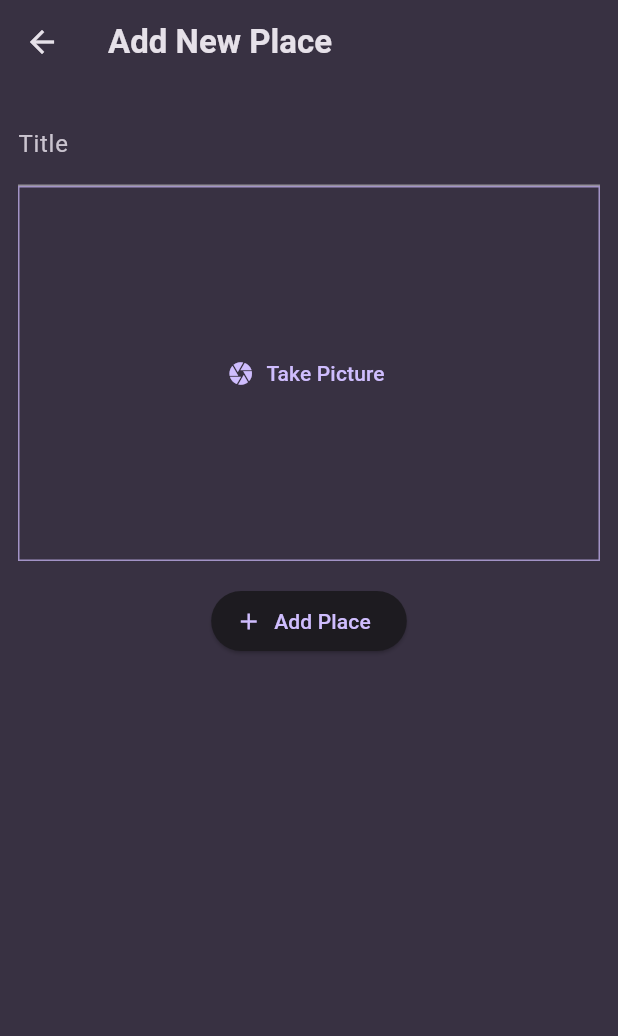
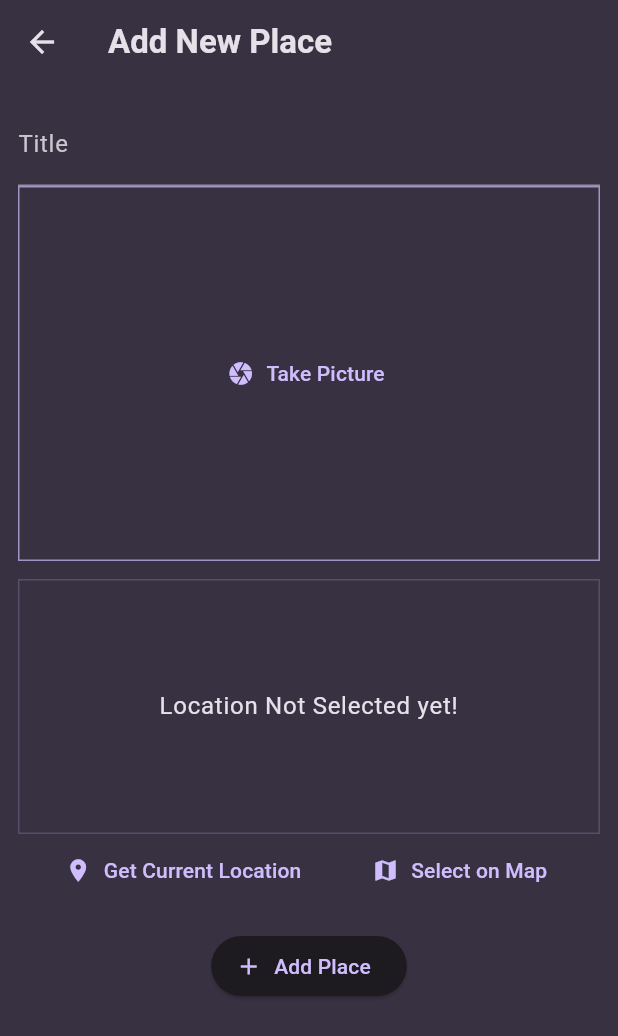
Before and after one commit to gusjabar/flutter, a Flutter app: the NewPlaceScreen screen opened directly, on a phone screen of 412 x 824 dp. Shown: the top 1036 px of the screen. Run offline on Flutter 3.47's test engine with Material 3 defaults, Android fonts, the light colour scheme and no system bars; our stand-ins replace flutter_riverpod, google_fonts, image_picker, location, transparent_image.

Commit message:
google maps snapshop

```diff
--- /dev/null
+++ b/favorite_places_app/lib/models/place_location.dart
@@ -0,0 +1,8 @@
+class PlaceLocation {
+  final double latitude;
+  final double longitude;
+  final String address;
+
+  PlaceLocation(
+      {required this.latitude, required this.longitude, required this.address});
+}
--- a/favorite_places_app/lib/models/places.dart
+++ b/favorite_places_app/lib/models/places.dart
@@ -1,5 +1,6 @@
 import 'dart:io';
 
+import 'package:favorite_places_app/models/place_location.dart';
 import 'package:uuid/uuid.dart';
 
 const uuid = Uuid();
@@ -8,6 +9,9 @@ class Places {
   final String id;
   final String title;
   final File image;
+  final PlaceLocation placeLocation;
 
-  Places({required this.title, required this.image}) : id = uuid.v4();
+  Places(
+      {required this.title, required this.image, required this.placeLocation})
+      : id = uuid.v4();
 }
--- a/favorite_places_app/lib/screens/new_place.dart
+++ b/favorite_places_app/lib/screens/new_place.dart
@@ -1,7 +1,8 @@
 import 'dart:io';
-
+import 'package:favorite_places_app/models/place_location.dart';
 import 'package:favorite_places_app/providers/user_places.dart';
 import 'package:favorite_places_app/widgets/image_input.dart';
+import 'package:favorite_places_app/widgets/location_input.dart';
 import 'package:flutter/material.dart';
 import 'package:flutter_riverpod/flutter_riverpod.dart';
 
@@ -15,15 +16,16 @@ class NewPlaceScreen extends ConsumerStatefulWidget {
 class _NewPlaceState extends ConsumerState<NewPlaceScreen> {
   final _titleController = TextEditingController();
   File? _selectedImage;
+  PlaceLocation? _location;
 
   void _savePlace() {
     final enteredText = _titleController.text;
-    if (enteredText.isEmpty || _selectedImage == null) {
+    if (enteredText.isEmpty || _selectedImage == null || _location == null) {
       return;
     }
     ref
         .read(userPlacesProvider.notifier)
-        .addPlace(enteredText, _selectedImage!);
+        .addPlace(enteredText, _selectedImage!, _location!);
     Navigator.of(context).pop();
   }
 
@@ -57,6 +59,14 @@ class _NewPlaceState extends ConsumerState<NewPlaceScreen> {
                   },
                 ),
                 const SizedBox(
+                  height: 12,
+                ),
+                LocationInput(
+                  onSelectedLocation: (location) {
+                    _location = location;
+                  },
+                ),
+                const SizedBox(
                   height: 16,
                 ),
                 ElevatedButton.icon(
--- /dev/null
+++ b/favorite_places_app/lib/widgets/location_input.dart
@@ -0,0 +1,140 @@
+import 'dart:convert';
+
+import 'package:favorite_places_app/models/place_location.dart';
+import 'package:flutter/material.dart';
+import 'package:location/location.dart';
+import 'package:http/http.dart' as http;
+
+class LocationInput extends StatefulWidget {
+  const LocationInput({super.key, required this.onSelectedLocation});
+  final void Function(PlaceLocation location) onSelectedLocation;
+
+  @override
+  State<StatefulWidget> createState() {
+    return _LocationInputState();
+  }
+}
+
+class _LocationInputState extends State<LocationInput> {
+  PlaceLocation? _selectedLocation;
+  bool isGettingLocation = false;
+
+  String get locationImage {
+    if (_selectedLocation == null) {
+      return '';
+    }
+    final lat = _selectedLocation!.latitude;
+    final log = _selectedLocation!.longitude;
+//ref:https://developers.google.com/maps/documentation/maps-static/overview
+    return 'https://maps.googleapis.com/maps/api/staticmap?center=$lat,$log&zoom=16&size=600x300&maptype=roadmap&markers=color:blue%7Clabel:S%7C$lat,$log&key=AIzaSyBpMdZp8DBlkULbKX50q4Cub4Pf45dgWJA';
+  }
+
+  void _getCurrentLocatin() async {
+    Location location = new Location();
+
+    bool serviceEnabled;
+    PermissionStatus permissionGranted;
+    LocationData locationData;
+
+    serviceEnabled = await location.serviceEnabled();
+    if (!serviceEnabled) {
+      serviceEnabled = await location.requestService();
+      if (!serviceEnabled) {
+        return;
+      }
+    }
+
+    permissionGranted = await location.hasPermission();
+    if (permissionGranted == PermissionStatus.denied) {
+      permissionGranted = await location.requestPermission();
+      if (permissionGranted != PermissionStatus.granted) {
+        return;
+      }
+    }
+
+    setState(() {
+      isGettingLocation = true;
+    });
+    locationData = await location.getLocation();
+
+    if (locationData.latitude == null || locationData.longitude == null) {
+      setState(() {
+        isGettingLocation = false;
+        return;
+      });
+    }
+//ref:https://developers.google.com/maps/documentation/geocoding/requests-reverse-geocoding
+    final url = Uri.parse(
+        'https://maps.googleapis.com/maps/api/geocode/json?latlng=${locationData.latitude},${locationData.longitude}&key=AIzaSyBpMdZp8DBlkULbKX50q4Cub4Pf45dgWJA');
+
+    var response = await http.get(url);
+    var geocoding = json.decode(response.body);
+    final address = geocoding['results'][0]['formatted_address'];
+
+    setState(() {
+      isGettingLocation = false;
+      _selectedLocation = PlaceLocation(
+          latitude: locationData.latitude!,
+          longitude: locationData.longitude!,
+          address: address);
+    });
+    widget.onSelectedLocation(_selectedLocation!);
+  }
+
+  @override
+  Widget build(BuildContext context) {
+    Widget previewLocation = Text(
+      'Location Not Selected yet!',
+      textAlign: TextAlign.center,
+      style: Theme.of(context)
+          .textTheme
+          .bodyLarge!
+          .copyWith(color: Theme.of(context).colorScheme.onSurface),
+    );
+
+    if (_selectedLocation != null) {
+      previewLocation = Image.network(
+        locationImage,
+        fit: BoxFit.cover,
+        width: double.infinity,
+        height: double.infinity,
+      );
+    }
+
+    if (isGettingLocation) {
+      previewLocation = const CircularProgressIndicator();
+    }
+
+    return Column(
+      children: [
+        Container(
+          height: 170,
+          width: double.infinity,
+          alignment: Alignment.center,
+          decoration: BoxDecoration(
+            border: Border.all(
+              width: 1,
+              color: Theme.of(context).colorScheme.primary.withOpacity(0.2),
+            ),
+          ),
+          child: previewLocation,
+        ),
+        Row(
+          mainAxisAlignment: MainAxisAlignment.spaceEvenly,
+          children: [
+            TextButton.icon(
+              icon: const Icon(Icons.location_on),
+              onPressed: _getCurrentLocatin,
+              label: const Text('Get Current Location'),
+            ),
+            TextButton.icon(
+              icon: const Icon(Icons.map),
+              onPressed: () {},
+              label: const Text('Select on Map'),
+            ),
+          ],
+        )
+      ],
+    );
+  }
+}
--- a/favorite_places_app/pubspec.yaml
+++ b/favorite_places_app/pubspec.yaml
@@ -39,6 +39,8 @@ dependencies:
   flutter_riverpod: ^2.5.1
   uuid: ^4.4.0
   image_picker: ^1.1.1
+  location: ^6.0.2
+  http: ^1.2.1
 
 dev_dependencies:
   flutter_test:
```
Also changed, not shown: favorite_places_app/lib/providers/user_places.dart (+6 -2 lines), favorite_places_app/lib/screens/place_details.dart (+36 -0 lines), favorite_places_app/lib/widgets/places_list.dart (+7 -0 lines), favorite_places_app/pubspec.lock, 5 other files.
